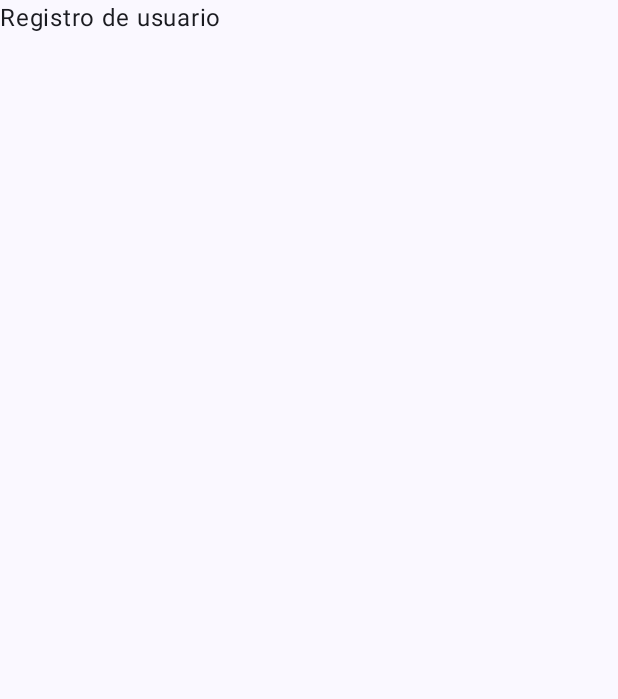
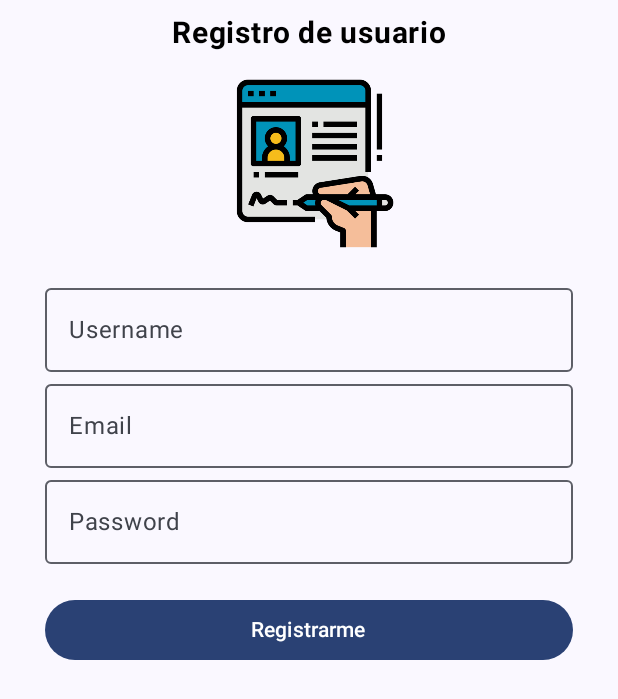
Before and after one commit to adcarret/Proyecto-TFC-DAM, an Android app built with Jetpack Compose: the RegisterView screen opened through its navigation route, on a phone screen of 412 x 824 dp. Before the commit the part shown is almost empty. Shown: the top 699 px of the screen. Run offline under Robolectric (Android 15) with nearby library versions, the phone set to English and light mode, and no system bars.

Commit message:
RegisterView interface design

```diff
--- a/app/src/main/java/com/example/taskshare_tfc/views/register/RegisterView.kt
+++ b/app/src/main/java/com/example/taskshare_tfc/views/register/RegisterView.kt
@@ -1,12 +1,105 @@
 package com.example.taskshare_tfc.views.register
 
+import androidx.compose.foundation.Image
+import androidx.compose.foundation.layout.Column
+import androidx.compose.foundation.layout.Spacer
+import androidx.compose.foundation.layout.fillMaxSize
+import androidx.compose.foundation.layout.fillMaxWidth
+import androidx.compose.foundation.layout.height
+import androidx.compose.foundation.layout.padding
+import androidx.compose.foundation.layout.width
+import androidx.compose.foundation.text.KeyboardOptions
+import androidx.compose.material3.Button
+import androidx.compose.material3.OutlinedTextField
 import androidx.compose.material3.Text
 import androidx.compose.runtime.Composable
+import androidx.compose.runtime.getValue
+import androidx.compose.runtime.mutableStateOf
+import androidx.compose.runtime.remember
+import androidx.compose.runtime.setValue
+import androidx.compose.ui.Alignment
+import androidx.compose.ui.Modifier
+import androidx.compose.ui.graphics.Color
+import androidx.compose.ui.res.painterResource
+import androidx.compose.ui.text.font.FontWeight
+import androidx.compose.ui.text.input.KeyboardType
+import androidx.compose.ui.text.input.PasswordVisualTransformation
+import androidx.compose.ui.text.style.LineHeightStyle
+import androidx.compose.ui.unit.dp
+import androidx.compose.ui.unit.sp
 import androidx.navigation.NavController
+import com.example.taskshare_tfc.R
 import com.example.taskshare_tfc.viewModels.RegisterViewModel
 
 @Composable
+//Vista de la pantalla de Registro de los usuarios
+fun RegisterView(navController: NavController, registerViewModel: RegisterViewModel){
+    Column(
+        horizontalAlignment = Alignment.CenterHorizontally,
+        modifier = Modifier.fillMaxSize()
+    ){
+        var email by remember { mutableStateOf("") } //Inicilizo la variable email
+        var password by remember { mutableStateOf("") }//Inicializo la variable password
+        var username by remember { mutableStateOf("") }//Inicializo la variable username
 
-fun RegisterView(navController: NavController, registerViewModel: RegisterViewModel){
-    Text(text = "Registro de usuario")
+        //Titulo
+        Text(
+            modifier = Modifier.padding(top = 10.dp),
+            text = "Registro de usuario",
+            fontWeight = FontWeight.Bold,
+            color = Color.Black,
+            fontSize = 20.sp
+        )
+
+        //Icono de registro
+        Image(
+            modifier = Modifier
+                .height(150.dp)
+                .width(150.dp)
+                .padding(15.dp),
+            painter = painterResource(id = R.drawable.iconoregistrodos),
+            contentDescription = "Logo de registro"
+        )
+
+        //Campo username
+        OutlinedTextField(
+            value = username,
+            onValueChange = {username = it},
+            label = { Text(text = "Username") },
+            modifier = Modifier
+                .fillMaxWidth()
+                .padding(start = 30.dp, end = 30.dp))
+
+        //Campo email
+        OutlinedTextField(
+            value = email,
+            onValueChange = {email = it},
+            label = { Text(text = "Email") },
+            keyboardOptions = KeyboardOptions(keyboardType = KeyboardType.Email),
+            modifier = Modifier
+                .fillMaxWidth()
+                .padding(start = 30.dp, end = 30.dp))
+
+        //Campo password
+        OutlinedTextField(
+            value = password,
+            onValueChange = {password = it},
+            label = { Text(text = "Password") },
+            visualTransformation = PasswordVisualTransformation(),
+            keyboardOptions = KeyboardOptions(keyboardType = KeyboardType.Password),
+            modifier = Modifier
+                .fillMaxWidth()
+                .padding(start = 30.dp, end = 30.dp))
+
+        Spacer(modifier = Modifier.height(20.dp))
+
+        //Botón de registro
+        Button(onClick = {/*TODO*/},
+            modifier = Modifier
+                .fillMaxWidth()
+                .padding(start = 30.dp, end = 30.dp)
+        ) {
+            Text(text = "Registrarme")
+        }
+    }
 }
```
